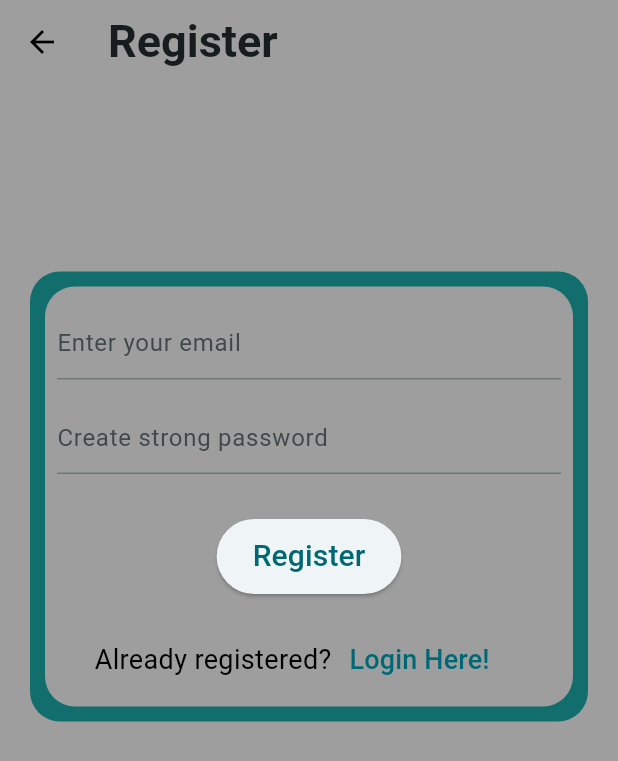
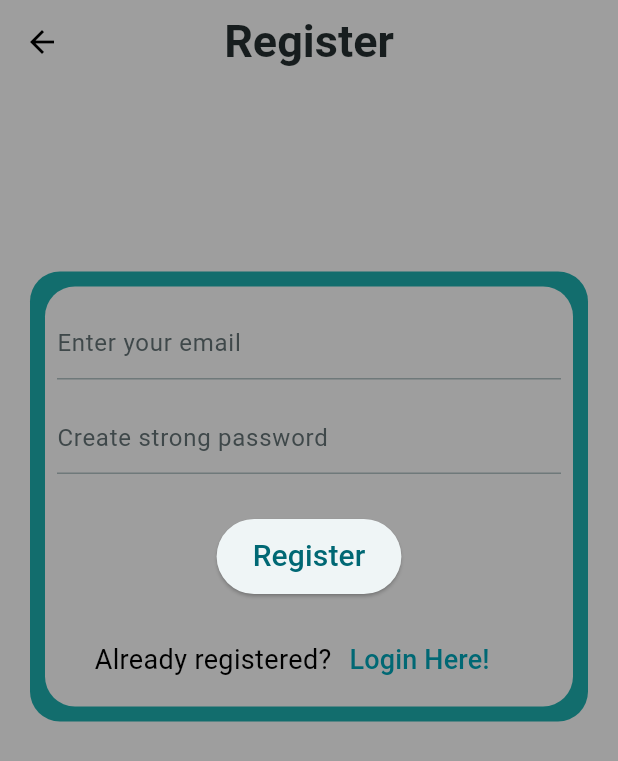
Before and after one commit to SurvePranav/makenote, a Flutter app: the screen it shows after launch, after a tap on "Register here", on a phone screen of 412 x 824 dp. Shown: the top 761 px of the screen. Run offline on Flutter 3.47's test engine with Material 3 defaults, Android fonts, the light colour scheme and no system bars; our stand-ins replace cloud_firestore, firebase_auth, firebase_core, flutter_dotenv, share_plus; accounts and stored records are empty; network calls fail.

Commit message:
some changes in privacy

```diff
--- a/lib/main.dart
+++ b/lib/main.dart
@@ -1,4 +1,5 @@
 import 'package:flutter/material.dart';
+import 'package:flutter_dotenv/flutter_dotenv.dart';
 import 'package:makenote/constants/routes.dart';
 import 'package:makenote/services/auth/auth_service.dart';
 import 'package:makenote/views/notes/create_update_note_view.dart';
@@ -7,8 +8,9 @@ import 'package:makenote/views/register_view.dart';
 import 'package:makenote/views/verify_email_view.dart';
 import 'package:makenote/views/login_view.dart';
 
-void main() {
+void main() async {
   WidgetsFlutterBinding.ensureInitialized();
+  await dotenv.load(fileName: ".env");
   runApp(
     MaterialApp(
       debugShowCheckedModeBanner: false,
--- a/lib/views/login_view.dart
+++ b/lib/views/login_view.dart
@@ -70,7 +70,11 @@ class _LoginViewState extends State<LoginView> {
               ),
             ),
             Container(
-              margin: const EdgeInsets.only(top: 125, left: 20, right: 20),
+              margin: MediaQuery.of(context).size.width > 700
+                  ? EdgeInsets.symmetric(
+                      horizontal: MediaQuery.of(context).size.width * 0.25,
+                      vertical: 120)
+                  : const EdgeInsets.only(top: 125, left: 20, right: 20),
               height: 300,
               decoration: BoxDecoration(
                 borderRadius: BorderRadius.circular(20),
--- a/lib/views/register_view.dart
+++ b/lib/views/register_view.dart
@@ -33,6 +33,7 @@ class _RegisterViewState extends State<RegisterView> {
   Widget build(BuildContext context) {
     return Scaffold(
       appBar: AppBar(
+        centerTitle: true,
         title: const Text(
           'Register',
           style: TextStyle(
@@ -42,21 +43,23 @@ class _RegisterViewState extends State<RegisterView> {
         ),
       ),
       body: SingleChildScrollView(
-        child: Column(
-          children: [
-            Container(
-              margin: const EdgeInsets.only(top: 125, left: 20, right: 20),
+        child: Container(
+          margin: MediaQuery.of(context).size.width > 700
+              ? EdgeInsets.symmetric(
+                  horizontal: MediaQuery.of(context).size.width * 0.25,
+                  vertical: 120)
+              : const EdgeInsets.only(top: 125, left: 20, right: 20),
           height: 300,
           decoration: BoxDecoration(
             borderRadius: BorderRadius.circular(20),
             color: const Color.fromARGB(255, 18, 109, 109),
+            // color: Colors.red,
           ),
           child: Padding(
             padding: const EdgeInsets.all(10.0),
             child: Container(
               decoration: BoxDecoration(
-                      borderRadius: BorderRadius.circular(20),
-                      color: Colors.grey),
+                  borderRadius: BorderRadius.circular(20), color: Colors.grey),
               child: Padding(
                 padding: const EdgeInsets.only(
                   left: 8.0,
@@ -101,8 +104,7 @@ class _RegisterViewState extends State<RegisterView> {
                               await AuthService.firebase()
                                   .sendVerificationLink();
                               if (context.mounted) {
-                                    Navigator.of(context)
-                                        .pushNamedAndRemoveUntil(
+                                Navigator.of(context).pushNamedAndRemoveUntil(
                                     verifyRoute, (route) => false);
                               }
                             } on WeakPasswordAuthException {
@@ -166,8 +168,6 @@ class _RegisterViewState extends State<RegisterView> {
             ),
           ),
         ),
-          ],
-        ),
       ),
     );
   }
--- a/lib/views/verify_email_view.dart
+++ b/lib/views/verify_email_view.dart
@@ -14,6 +14,7 @@ class _VerifyEmailViewState extends State<VerifyEmailView> {
   Widget build(BuildContext context) {
     return Scaffold(
       appBar: AppBar(
+        centerTitle: true,
         title: const Text(
           'Verify Email',
           style: TextStyle(
@@ -34,6 +35,7 @@ class _VerifyEmailViewState extends State<VerifyEmailView> {
               style: TextStyle(fontSize: 18),
             ),
             Row(
+              mainAxisAlignment: MainAxisAlignment.center,
               children: [
                 const Text(
                   'email not received?',
--- a/pubspec.yaml
+++ b/pubspec.yaml
@@ -46,6 +46,7 @@ dependencies:
   intl: ^0.17.0
   cloud_firestore: ^4.5.2
   share_plus: ^6.3.2
+  flutter_dotenv: ^5.2.1
 
 dev_dependencies:
   flutter_test:
@@ -79,6 +80,7 @@ flutter:
 
   # To add assets to your application, add an assets section, like this:
   assets:
+    - .env
     - assets/
   #   - images/a_dot_ham.jpeg
 
```
Also changed, not shown: lib/views/notes/create_update_note_view.dart (+11 -2 lines), lib/views/notes/notes_list_view.dart (+13 -6 lines), lib/firebase_options.dart, pubspec.lock, 1 other file. Lines whose indentation alone changed are shown as unchanged.
